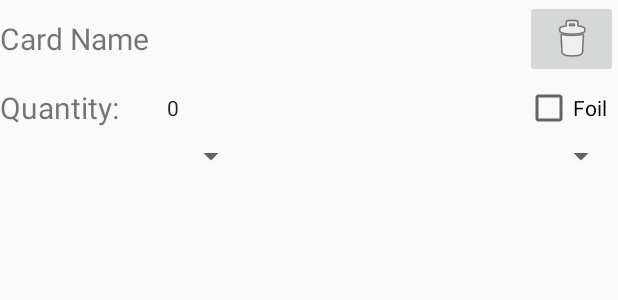
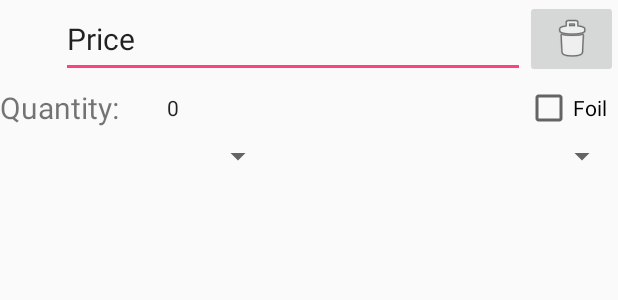
Before and after one commit to jcfenoglio/MTGBazaar, an Android app: the layout card_edit_popup.xml on its own in the app's theme, with its tools: preview values and no code run, on a phone screen of 412 x 824 dp. Shown: the top 300 px of the screen. Run offline under Robolectric (Android 15) with nearby library versions, the phone set to English and light mode, and no system bars.

Commit message:
I hit a wall while figure out how to do spinners so I'm calling it for today

```diff
--- a/app/src/main/java/edu/rosehulman/fenogljc/mtgbazaar/Constants.java
+++ b/app/src/main/java/edu/rosehulman/fenogljc/mtgbazaar/Constants.java
@@ -7,4 +7,6 @@ public class Constants {
     public static final String DB_USERS_REF = "users";
     public static final String DB_USERNAME_REF = "username";
     public static final String DB_CARDS_REF = "cards";
+
+    public static final String LANG_EN = "English";
 }
--- a/app/src/main/java/edu/rosehulman/fenogljc/mtgbazaar/adapters/BinderAdapter.java
+++ b/app/src/main/java/edu/rosehulman/fenogljc/mtgbazaar/adapters/BinderAdapter.java
@@ -19,6 +19,7 @@ import edu.rosehulman.fenogljc.mtgbazaar.fragments.BinderFragment.OnCardSelected
 
 import java.util.ArrayList;
 import java.util.List;
+import java.util.Locale;
 
 /**
  * {@link RecyclerView.Adapter} that can display a {@link UserCard} and makes a call to the
@@ -66,7 +67,7 @@ public class BinderAdapter extends RecyclerView.Adapter<BinderAdapter.ViewHolder
         holder.mCardNameView.setText(userCard.getName());
         holder.mCardAmountView.setText(userCard.getQty());
         holder.mCardSetView.setText(userCard.getSet());
-        holder.mCardPriceView.setText(String.format("%.2f", userCard.getPrice()));
+        holder.mCardPriceView.setText(String.format(Locale.getDefault(), "%.2f", userCard.getPrice()));
     }
 
     @Override
--- a/app/src/main/res/layout/card_edit_popup.xml
+++ b/app/src/main/res/layout/card_edit_popup.xml
@@ -9,18 +9,23 @@
         android:layout_height="wrap_content"
         android:orientation="horizontal">
 
-        <TextView
-            android:id="@+id/edit_card_name"
+        <Space
             android:layout_width="0dp"
             android:layout_height="match_parent"
-            android:text="Card Name"
-            android:layout_weight=".85"
+            android:layout_weight=".1"/>
+
+        <EditText
+            android:id="@+id/edit_card_price"
+            android:layout_width="0dp"
+            android:layout_height="match_parent"
+            android:text="Price"
+            android:layout_weight=".75"
             android:textSize="20dp"
             android:gravity="center_vertical"
             />
 
         <ImageButton
-            android:id="@+id/delete_card_button"
+            android:id="@+id/edit_delete_card_button"
             android:layout_width="0dp"
             android:layout_height="wrap_content"
             android:src="@android:drawable/ic_menu_delete"
@@ -48,7 +53,7 @@
                 android:text="@string/quantity_text"/>
 
             <NumberPicker
-                android:id="@+id/card_quantity"
+                android:id="@+id/edit_card_quantity"
                 android:layout_width="wrap_content"
                 android:layout_height="40dp"
                 android:layout_marginLeft="4dp"
@@ -57,7 +62,7 @@
         </LinearLayout>
 
         <CheckBox
-            android:id="@+id/card_foil"
+            android:id="@+id/edit_card_foil"
             android:layout_width="0dp"
             android:layout_height="match_parent"
             android:text="@string/foil_text"
@@ -72,7 +77,7 @@
         android:layout_below="@id/second_line_layout">
 
         <Spinner
-            android:id="@+id/card_set"
+            android:id="@+id/edit_card_set"
             android:layout_width="0dp"
             android:layout_height="match_parent"
             android:layout_weight=".4">
@@ -82,10 +87,10 @@
         <Space
             android:layout_width="0dp"
             android:layout_height="match_parent"
-            android:layout_weight=".2"/>
+            android:layout_weight=".1"/>
 
         <Spinner
-            android:id="@+id/card_language"
+            android:id="@+id/edit_card_language"
             android:layout_width="0dp"
             android:layout_height="match_parent"
             android:layout_weight=".4">
--- a/app/src/main/res/layout/delete_confirmation_popup.xml
+++ b/app/src/main/res/layout/delete_confirmation_popup.xml
@@ -9,6 +9,6 @@
         android:layout_width="match_parent"
         android:layout_height="wrap_content"
         android:layout_margin="@dimen/text_margin"
-        android:text="@string/binder_delete_warning"/>
+        android:text="@string/delete_warning"/>
 
 </RelativeLayout>
--- a/app/src/main/res/values/strings.xml
+++ b/app/src/main/res/values/strings.xml
@@ -44,7 +44,7 @@
     <string name="edit_binder_dialog_title">Edit Binder Name</string>
     <string name="new_binder_dialog_title">Create New Binder</string>
     <string name="delete_button">DELETE</string>
-    <string name="binder_delete_warning">Once you delete a binder, you won\'t be able to recover it</string>
+    <string name="delete_warning">Once you delete something, you won\'t be able to recover it. Are you sure you want to delete?</string>
     <string name="delete_dialog_title">Delete Binder</string>
     <string name="add_card_button">Add</string>
     <string name="edit_card_dialog_title">Edit Card Details</string>
```
Also changed, not shown: app/src/main/java/edu/rosehulman/fenogljc/mtgbazaar/fragments/BinderFragment.java (+72 -1 lines), app/src/main/java/edu/rosehulman/fenogljc/mtgbazaar/models/Card.java (+20 -1 lines), app/src/main/java/edu/rosehulman/fenogljc/mtgbazaar/models/UserCard.java (+27 -5 lines).
